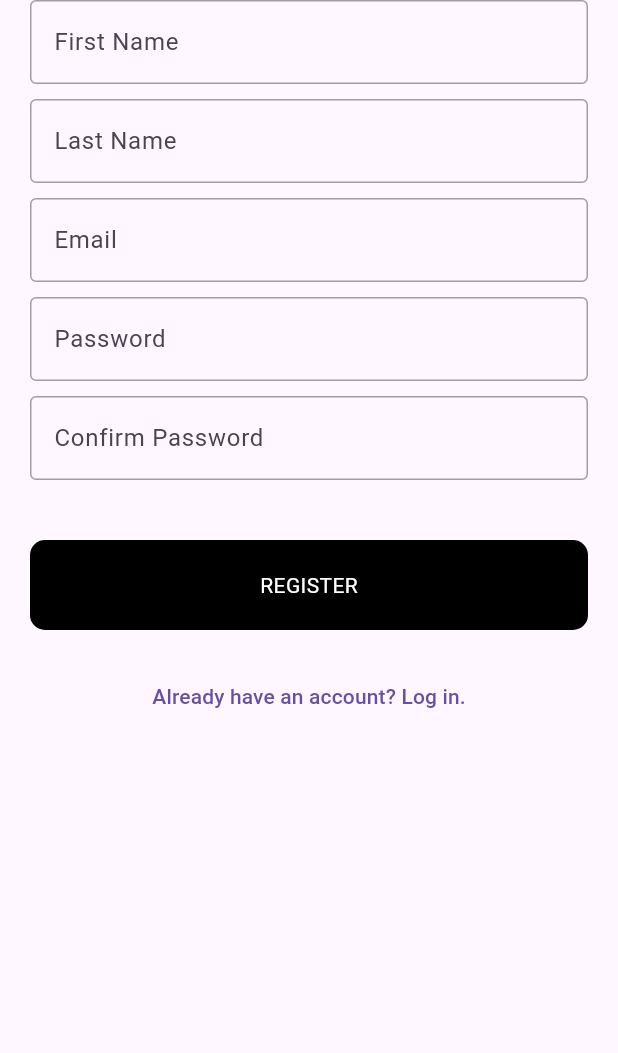
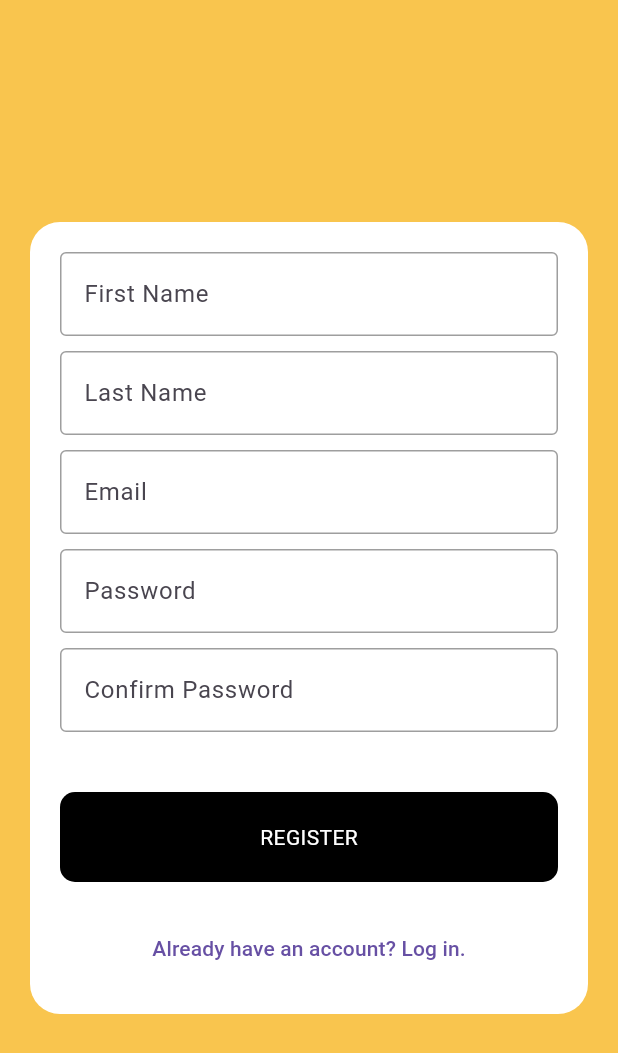
Before and after one commit to team-uplift/uplift, a Flutter app: the RegistrationPage screen opened by its route, on a phone screen of 412 x 824 dp. Shown: the top 1053 px of the screen. Run offline on Flutter 3.47's test engine with Material 3 defaults, Android fonts, the light colour scheme and no system bars; our stand-ins replace carousel_slider, go_router; network calls fail.

Commit message:
updates to the UI

```diff
--- a/flutter/lib/main.dart
+++ b/flutter/lib/main.dart
@@ -2,7 +2,9 @@ import 'package:flutter/material.dart';
 import 'package:go_router/go_router.dart';
 import 'package:uplift/screens/auth/login_screen.dart';
 import 'package:uplift/screens/auth/registration_screen.dart';
+import 'package:uplift/screens/home/dashboard_screen.dart';
 import 'package:uplift/screens/home/home_screen.dart';
+import 'package:uplift/screens/home/profile_screen.dart';
 import 'package:uplift/screens/home/quiz_screen.dart';
 
 void main() {
@@ -41,6 +43,20 @@ final GoRouter _router = GoRouter(
         return const QuizPage();
       },
     ),
+    GoRoute(
+      path: '/profile',
+      name: '/profile',
+      builder: (BuildContext context, GoRouterState state) {
+        return const ProfilePage();
+      },
+    ),
+    GoRoute(
+      path: '/dashboard',
+      name: '/dashboard',
+      builder: (BuildContext context, GoRouterState state) {
+        return const DashboardPage();
+      },
+    ),
   ],
 );
 
--- a/flutter/lib/screens/auth/registration_screen.dart
+++ b/flutter/lib/screens/auth/registration_screen.dart
@@ -2,6 +2,7 @@ import 'package:flutter/material.dart';
 import 'package:go_router/go_router.dart';
 import 'package:uplift/components/standard_button.dart';
 import 'package:uplift/components/standard_text_field.dart';
+import 'package:uplift/constants/constants.dart';
 
 class RegistrationPage extends StatefulWidget {
   const RegistrationPage({super.key});
@@ -14,10 +15,19 @@ class _RegistrationPageState extends State<RegistrationPage> {
   @override
   Widget build(BuildContext context) {
     return Scaffold(
-      body: Padding(
+      backgroundColor: AppColors.baseYellow,
+      body: Center(
+        child: Padding(
           padding: const EdgeInsets.symmetric(horizontal: 20),
           child: SafeArea(
+            child: Container(
+              padding: const EdgeInsets.all(20),
+              decoration: BoxDecoration(
+                color: Colors.white,
+                borderRadius: BorderRadius.circular(20),
+              ),
               child: Column(
+                mainAxisSize: MainAxisSize.min,
                 children: [
                   const StandardTextField(title: 'First Name'),
                   const SizedBox(height: 10),
@@ -36,6 +46,8 @@ class _RegistrationPageState extends State<RegistrationPage> {
               ),
             ),
           ),
+        ),
+      ),
     );
   }
 }
--- a/flutter/lib/screens/home/home_screen.dart
+++ b/flutter/lib/screens/home/home_screen.dart
@@ -1,6 +1,7 @@
 import 'package:flutter/material.dart';
 import 'package:carousel_slider/carousel_slider.dart';
 import 'package:go_router/go_router.dart';
+import 'package:uplift/components/drawer_widget.dart';
 import 'package:uplift/components/standard_button.dart';
 
 class HomePage extends StatefulWidget {
@@ -24,6 +25,7 @@ class _HomePageState extends State<HomePage> {
       appBar: AppBar(
         title: const Text('uplift'),
       ),
+      drawer: const DrawerWidget(),
       body: Column(
         children: [
           SizedBox(
@@ -47,7 +49,7 @@ class _HomePageState extends State<HomePage> {
               children: [
                 StandardButton(
                   title: 'Take the quiz',
-                  onPressed: ()=> context.pushNamed('/quiz'),
+                  onPressed: () => context.pushNamed('/quiz'),
                 ),
               ],
             ),
--- a/flutter/lib/screens/home/quiz_screen.dart
+++ b/flutter/lib/screens/home/quiz_screen.dart
@@ -1,4 +1,5 @@
 import 'package:flutter/material.dart';
+import 'package:uplift/components/quiz_module.dart';
 
 class QuizPage extends StatefulWidget {
   const QuizPage({super.key});
@@ -14,9 +15,7 @@ class _QuizPageState extends State<QuizPage> {
       appBar: AppBar(title: const Text('Quiz'),),
       body: const Padding(
         padding: EdgeInsets.symmetric(horizontal: 20),
-        child: Column(children: [
-          Text('question 1')
-        ],),
+        child: QuizModule(question: 'This is question1', choices: ["hello"])
       ),
     );
   }
--- a/flutter/pubspec.yaml
+++ b/flutter/pubspec.yaml
@@ -37,6 +37,7 @@ dependencies:
   cupertino_icons: ^1.0.6
   go_router: ^14.6.2
   carousel_slider: ^5.0.0
+  hidden_drawer_menu: ^3.0.1
 
 dev_dependencies:
   flutter_test:
```
Also changed, not shown: flutter/lib/components/drawer_widget.dart (added, +54 -0 lines), flutter/lib/components/quiz_module.dart (added, +25 -0 lines), flutter/lib/screens/auth/login_screen.dart (+14 -2 lines), flutter/lib/screens/home/dashboard_screen.dart (added, +21 -0 lines), flutter/lib/screens/home/hidden_drawer.dart (deleted, +0 -19 lines), flutter/lib/screens/home/profile_screen.dart (added, +21 -0 lines), flutter/pubspec.lock. Lines whose indentation alone changed are shown as unchanged.
